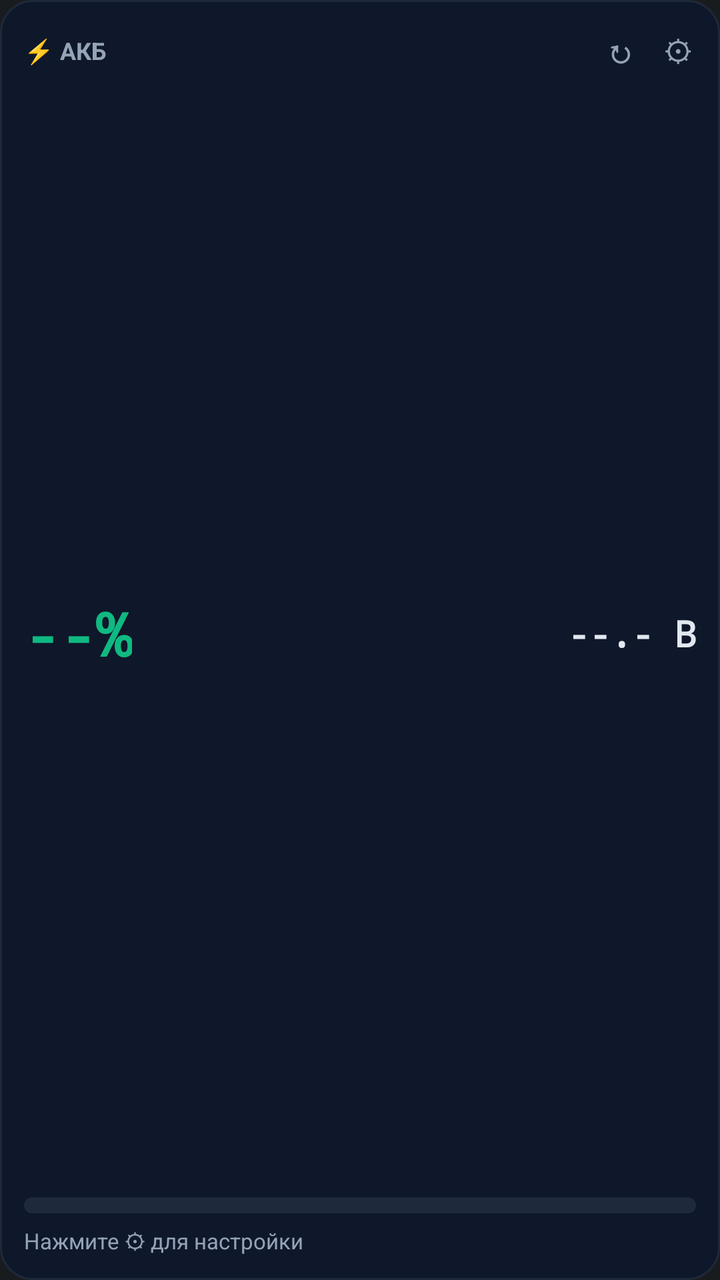
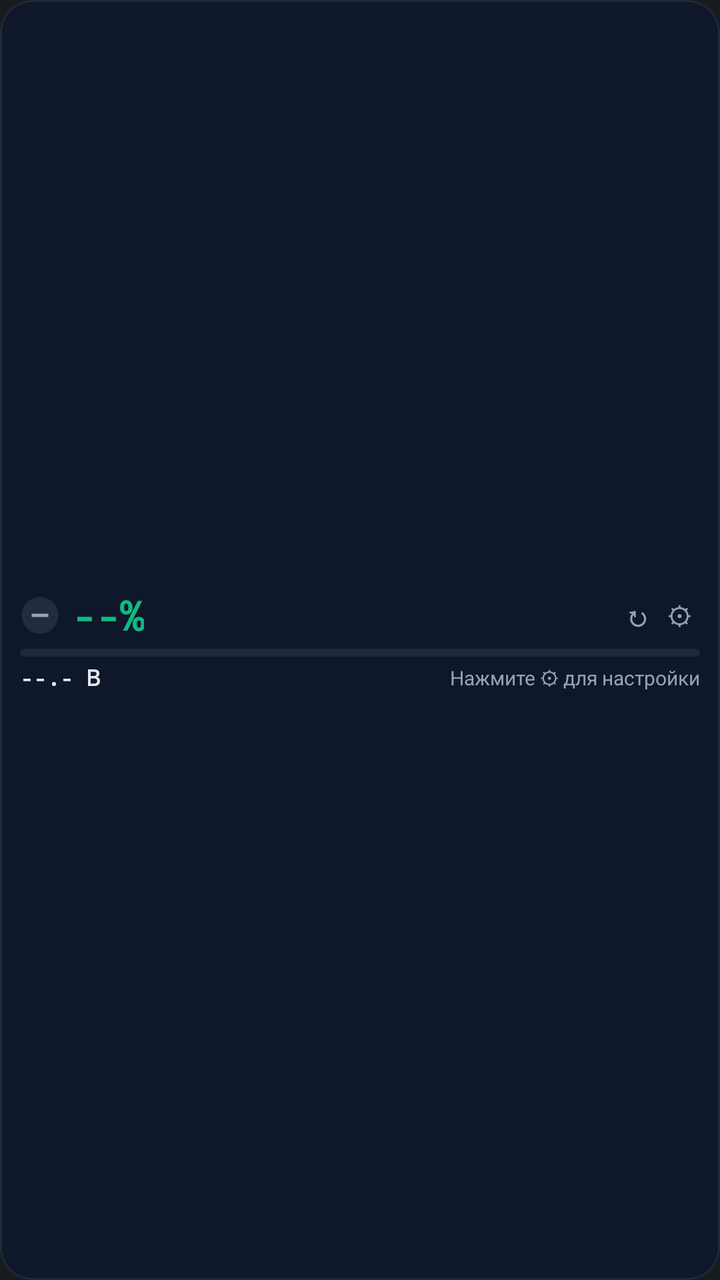

Two renders of the same Android screen: before a commit and after it. Below are the layout's source before the change and the commit's diff.
<!-- AndroidManifest.xml: application theme android:Theme.DeviceDefault.NoActionBar -->
<!-- res/layout/widget_battery.xml -->
<?xml version="1.0" encoding="utf-8"?>
<LinearLayout xmlns:android="http://schemas.android.com/apk/res/android"
    android:id="@+id/widget_root"
    android:layout_width="match_parent"
    android:layout_height="match_parent"
    android:background="@drawable/widget_bg"
    android:orientation="vertical"
    android:padding="12dp">

    
    <LinearLayout
        android:layout_width="match_parent"
        android:layout_height="wrap_content"
        android:gravity="center_vertical"
        android:orientation="horizontal">

        <TextView
            android:layout_width="0dp"
            android:layout_height="wrap_content"
            android:layout_weight="1"
            android:ellipsize="end"
            android:maxLines="1"
            android:text="@string/widget_title"
            android:textColor="#94A3B8"
            android:textSize="12sp"
            android:textStyle="bold" />

        <TextView
            android:id="@+id/widget_btn_refresh"
            android:layout_width="wrap_content"
            android:layout_height="wrap_content"
            android:paddingStart="8dp"
            android:paddingTop="2dp"
            android:paddingEnd="8dp"
            android:paddingBottom="2dp"
            android:text="↻"
            android:textColor="#94A3B8"
            android:textSize="16sp"
            android:textStyle="bold" />

        <TextView
            android:id="@+id/widget_btn_settings"
            android:layout_width="wrap_content"
            android:layout_height="wrap_content"
            android:paddingStart="6dp"
            android:paddingTop="2dp"
            android:paddingEnd="2dp"
            android:paddingBottom="2dp"
            android:text="⚙"
            android:textColor="#94A3B8"
            android:textSize="15sp" />
    </LinearLayout>

    
    <LinearLayout
        android:layout_width="match_parent"
        android:layout_height="0dp"
        android:layout_weight="1"
        android:gravity="center_vertical"
        android:orientation="horizontal"
        android:paddingTop="4dp"
        android:paddingBottom="4dp">

        <TextView
            android:id="@+id/widget_soc"
            android:layout_width="wrap_content"
            android:layout_height="wrap_content"
            android:fontFamily="monospace"
            android:maxLines="1"
            android:text="@string/widget_placeholder_soc"
            android:textColor="#10B981"
            android:textSize="30sp"
            android:textStyle="bold" />

        <TextView
            android:id="@+id/widget_voltage"
            android:layout_width="0dp"
            android:layout_height="wrap_content"
            android:layout_weight="1"
            android:fontFamily="monospace"
            android:gravity="end"
            android:maxLines="1"
            android:paddingStart="8dp"
            android:text="@string/widget_placeholder_voltage"
            android:textColor="#E2E8F0"
            android:textSize="18sp"
            android:textStyle="bold" />
    </LinearLayout>

    
    <ProgressBar
        android:id="@+id/widget_progress"
        style="?android:attr/progressBarStyleHorizontal"
        android:layout_width="match_parent"
        android:layout_height="8dp"
        android:layout_marginTop="4dp"
        android:layout_marginBottom="6dp"
        android:indeterminate="false"
        android:indeterminateOnly="false"
        android:max="100"
        android:progress="0"
        android:progressDrawable="@drawable/widget_progress" />

    
    <TextView
        android:id="@+id/widget_updated"
        android:layout_width="match_parent"
        android:layout_height="wrap_content"
        android:ellipsize="end"
        android:maxLines="1"
        android:text="@string/widget_waiting"
        android:textColor="#94A3B8"
        android:textSize="11sp" />

</LinearLayout>
<!-- resources referenced by this layout -->
<resources>
  <!-- drawable widget_bg (drawable) -->
  <?xml version="1.0" encoding="utf-8"?>
  <shape xmlns:android="http://schemas.android.com/apk/res/android"
      android:shape="rectangle">
      <solid android:color="#0F172A" />
      <corners android:radius="16dp" />
      <stroke
          android:width="1dp"
          android:color="#1E293B" />
  </shape>
  <!-- drawable widget_progress (drawable) -->
  <?xml version="1.0" encoding="utf-8"?>
  <layer-list xmlns:android="http://schemas.android.com/apk/res/android">
      <item android:id="@android:id/background">
          <shape android:shape="rectangle">
              <corners android:radius="6dp" />
              <solid android:color="#1E293B" />
          </shape>
      </item>
      <item android:id="@android:id/progress">
          <scale android:scaleWidth="100%">
              <shape android:shape="rectangle">
                  <corners android:radius="6dp" />
                  <solid android:color="#10B981" />
              </shape>
          </scale>
      </item>
  </layer-list>
  <string name="widget_placeholder_soc">--%</string>
  <string name="widget_placeholder_voltage">--.- В</string>
  <string name="widget_title">⚡ АКБ</string>
  <string name="widget_waiting">Нажмите ⚙ для настройки</string>
</resources>

<!-- the commit's change to res/layout/widget_battery.xml (unified diff, before → after) -->
@@ -4,8 +4,85 @@
     android:layout_width="match_parent"
     android:layout_height="match_parent"
     android:background="@drawable/widget_bg"
+    android:gravity="center_vertical"
     android:orientation="vertical"
-    android:padding="12dp">
+    android:paddingStart="10dp"
+    android:paddingTop="6dp"
+    android:paddingEnd="10dp"
+    android:paddingBottom="6dp">
+
+    
+    <LinearLayout
+        android:layout_width="match_parent"
+        android:layout_height="wrap_content"
+        android:gravity="center_vertical"
+        android:orientation="horizontal">
+
+        <ImageView
+            android:id="@+id/widget_state_icon"
+            android:layout_width="20dp"
+            android:layout_height="20dp"
+            android:contentDescription="@string/widget_title"
+            android:src="@drawable/ic_state_idle" />
+
+        <TextView
+            android:id="@+id/widget_soc"
+            android:layout_width="wrap_content"
+            android:layout_height="wrap_content"
+            android:layout_marginStart="6dp"
+            android:fontFamily="monospace"
+            android:maxLines="1"
+            android:text="@string/widget_placeholder_soc"
+            android:textColor="#10B981"
+            android:textSize="20sp"
+            android:textStyle="bold" />
+
+        <TextView
+            android:id="@+id/widget_eta"
+            android:layout_width="0dp"
+            android:layout_height="wrap_content"
+            android:layout_marginStart="6dp"
+            android:layout_weight="1"
+            android:ellipsize="end"
+            android:maxLines="1"
+            android:text=""
+            android:textColor="#94A3B8"
+            android:textSize="12sp"
+            android:textStyle="bold" />
+
+        <TextView
+            android:id="@+id/widget_btn_refresh"
+            android:layout_width="wrap_content"
+            android:layout_height="wrap_content"
+            android:padding="4dp"
+            android:text="↻"
+            android:textColor="#94A3B8"
+            android:textSize="14sp"
+            android:textStyle="bold" />
+
+        <TextView
+            android:id="@+id/widget_btn_settings"
+            android:layout_width="wrap_content"
+            android:layout_height="wrap_content"
+            android:padding="4dp"
+            android:text="⚙"
+            android:textColor="#94A3B8"
+            android:textSize="13sp" />
+    </LinearLayout>
+
+    
+    <ProgressBar
+        android:id="@+id/widget_progress"
+        style="?android:attr/progressBarStyleHorizontal"
+        android:layout_width="match_parent"
+        android:layout_height="4dp"
+        android:layout_marginTop="3dp"
+        android:layout_marginBottom="3dp"
+        android:indeterminate="false"
+        android:indeterminateOnly="false"
+        android:max="100"
+        android:progress="0"
+        android:progressDrawable="@drawable/widget_progress" />
 
     
     <LinearLayout
@@ -15,101 +92,27 @@
         android:orientation="horizontal">
 
         <TextView
+            android:id="@+id/widget_voltage"
             android:layout_width="0dp"
             android:layout_height="wrap_content"
             android:layout_weight="1"
             android:ellipsize="end"
+            android:fontFamily="monospace"
             android:maxLines="1"
-            android:text="@string/widget_title"
-            android:textColor="#94A3B8"
-            android:textSize="12sp"
+            android:text="@string/widget_placeholder_voltage"
+            android:textColor="#E2E8F0"
+            android:textSize="11sp"
             android:textStyle="bold" />
 
         <TextView
-            android:id="@+id/widget_btn_refresh"
+            android:id="@+id/widget_updated"
             android:layout_width="wrap_content"
             android:layout_height="wrap_content"
-            android:paddingStart="8dp"
-            android:paddingTop="2dp"
-            android:paddingEnd="8dp"
-            android:paddingBottom="2dp"
-            android:text="↻"
+            android:layout_marginStart="6dp"
+            android:maxLines="1"
+            android:text="@string/widget_waiting"
             android:textColor="#94A3B8"
-            android:textSize="16sp"
-            android:textStyle="bold" />
-
-        <TextView
-            android:id="@+id/widget_btn_settings"
-            android:layout_width="wrap_content"
-            android:layout_height="wrap_content"
-            android:paddingStart="6dp"
-            android:paddingTop="2dp"
-            android:paddingEnd="2dp"
-            android:paddingBottom="2dp"
-            android:text="⚙"
-            android:textColor="#94A3B8"
-            android:textSize="15sp" />
+            android:textSize="10sp" />
     </LinearLayout>
 
-    
-    <LinearLayout
-        android:layout_width="match_parent"
-        android:layout_height="0dp"
-        android:layout_weight="1"
-        android:gravity="center_vertical"
-        android:orientation="horizontal"
-        android:paddingTop="4dp"
-        android:paddingBottom="4dp">
-
-        <TextView
-            android:id="@+id/widget_soc"
-            android:layout_width="wrap_content"
-            android:layout_height="wrap_content"
-            android:fontFamily="monospace"
-            android:maxLines="1"
-            android:text="@string/widget_placeholder_soc"
-            android:textColor="#10B981"
-            android:textSize="30sp"
-            android:textStyle="bold" />
-
-        <TextView
-            android:id="@+id/widget_voltage"
-            android:layout_width="0dp"
-            android:layout_height="wrap_content"
-            android:layout_weight="1"
-            android:fontFamily="monospace"
-            android:gravity="end"
-            android:maxLines="1"
-            android:paddingStart="8dp"
-            android:text="@string/widget_placeholder_voltage"
-            android:textColor="#E2E8F0"
-            android:textSize="18sp"
-            android:textStyle="bold" />
-    </LinearLayout>
-
-    
-    <ProgressBar
-        android:id="@+id/widget_progress"
-        style="?android:attr/progressBarStyleHorizontal"
-        android:layout_width="match_parent"
-        android:layout_height="8dp"
-        android:layout_marginTop="4dp"
-        android:layout_marginBottom="6dp"
-        android:indeterminate="false"
-        android:indeterminateOnly="false"
-        android:max="100"
-        android:progress="0"
-        android:progressDrawable="@drawable/widget_progress" />
-
-    
-    <TextView
-        android:id="@+id/widget_updated"
-        android:layout_width="match_parent"
-        android:layout_height="wrap_content"
-        android:ellipsize="end"
-        android:maxLines="1"
-        android:text="@string/widget_waiting"
-        android:textColor="#94A3B8"
-        android:textSize="11sp" />
-
 </LinearLayout>
<!-- resource entries referenced after the edit -->
@@ -1,5 +1,19 @@
 <!-- resources referenced by this layout -->
 <resources>
+  <!-- drawable ic_state_idle (drawable) -->
+  <?xml version="1.0" encoding="utf-8"?>
+  <vector xmlns:android="http://schemas.android.com/apk/res/android"
+      android:width="24dp"
+      android:height="24dp"
+      android:viewportWidth="24"
+      android:viewportHeight="24">
+      <path
+          android:fillColor="#2694A3B8"
+          android:pathData="M12,1A11,11 0 1,1 12,23A11,11 0 1,1 12,1Z" />
+      <path
+          android:fillColor="#94A3B8"
+          android:pathData="M7,11H17V13H7Z" />
+  </vector>
   <!-- drawable widget_bg (drawable) -->
   <?xml version="1.0" encoding="utf-8"?>
   <shape xmlns:android="http://schemas.android.com/apk/res/android"
